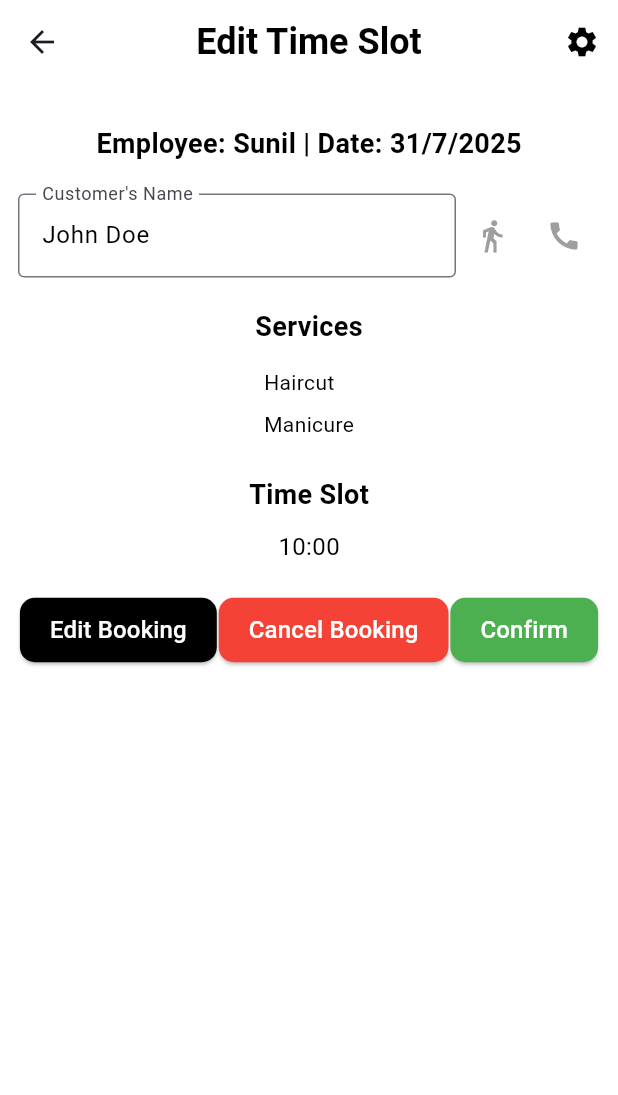
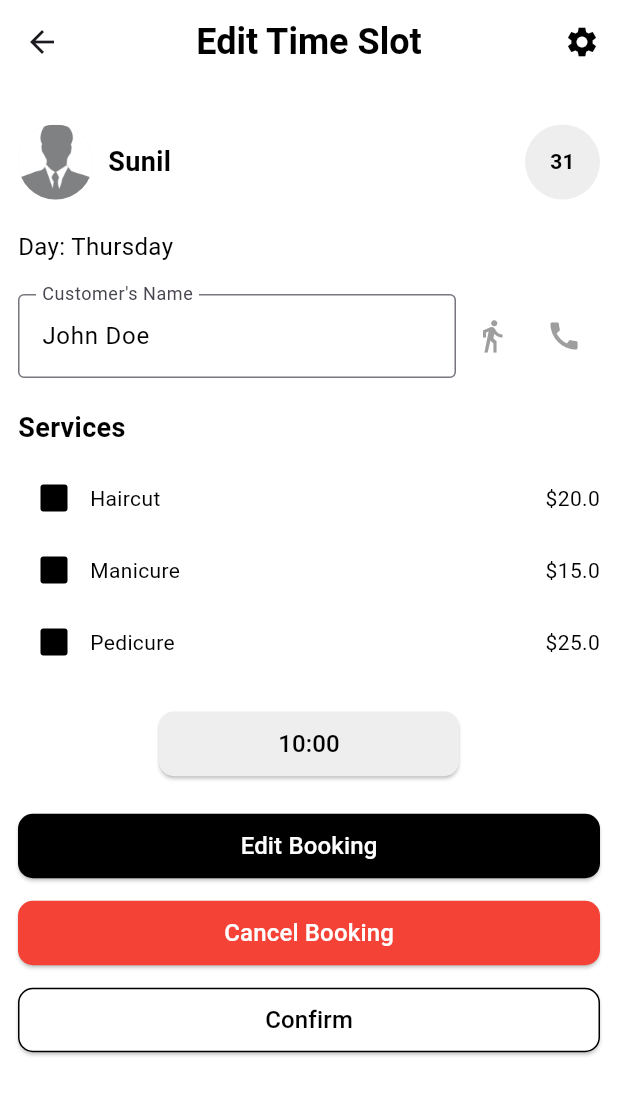
Before and after one commit to jayasinghesasmitha/Vivora-Mobile-app, a Flutter app: the EditSlotScreen screen opened directly, on a phone screen of 412 x 824 dp. Shown: the top 1095 px of the screen. Run offline on Flutter 3.47's test engine with Material 3 defaults, Android fonts, the phone set to English and light mode, and no system bars; our stand-ins replace flutter_dotenv, flutter_map, geolocator, google_fonts, latlong2.

Commit message:
Update edit_slot.dart

```diff
--- a/salon_app/lib/screens/edit_slot.dart
+++ b/salon_app/lib/screens/edit_slot.dart
@@ -10,10 +10,15 @@ class EditSlotScreen extends StatefulWidget {
 }
 
 class _EditSlotScreenState extends State<EditSlotScreen> {
-  final String employee = 'Sunil'; // Mock data, replace with actual data
-  final DateTime date = DateTime.now(); // Mock data, replace with actual data
+  final Map<String, String> employee = {'name': 'Sunil', 'image': 'images/placeholder.png'}; // Mock data
+  final DateTime date = DateTime.now(); // Mock data, current date: 08:56 PM +0530, July 31, 2025
   final TextEditingController _customerNameController = TextEditingController(text: 'John Doe'); // Mock data
-  final Set<String> selectedServices = {'Haircut', 'Manicure'}; // Mock data
+  final Map<String, double> services = {
+    'Haircut': 20.0,
+    'Manicure': 15.0,
+    'Pedicure': 25.0,
+  }; // Mock data with prices
+  final Set<String> selectedServices = {'Haircut', 'Manicure', 'Pedicure'}; // Initially all ticked
   final String selectedTimeSlot = '10:00'; // Mock data
   String? _selectedIcon; // To track selected icon (null, 'traveller', or 'call')
 
@@ -23,6 +28,16 @@ class _EditSlotScreenState extends State<EditSlotScreen> {
         _selectedIcon = null; // Deselect if the same icon is clicked again
       } else {
         _selectedIcon = iconType; // Select the new icon, deselecting the other
+      }
+    });
+  }
+
+  void toggleServiceSelection(String service) {
+    setState(() {
+      if (selectedServices.contains(service)) {
+        selectedServices.remove(service);
+      } else {
+        selectedServices.add(service);
       }
     });
   }
@@ -74,12 +89,41 @@ class _EditSlotScreenState extends State<EditSlotScreen> {
       body: SingleChildScrollView(
         padding: const EdgeInsets.all(12.0),
         child: Column(
-          crossAxisAlignment: CrossAxisAlignment.center,
+          crossAxisAlignment: CrossAxisAlignment.start,
           children: [
             const SizedBox(height: 15),
+            Row(
+              mainAxisAlignment: MainAxisAlignment.spaceBetween,
+              children: [
+                Row(
+                  children: [
+                    CircleAvatar(
+                      radius: 25,
+                      backgroundImage: AssetImage(employee['image']!),
+                      backgroundColor: Colors.grey[200],
+                    ),
+                    const SizedBox(width: 10),
                     Text(
-              'Employee: $employee | Date: ${date.day}/${date.month}/${date.year}',
+                      employee['name']!,
                       style: const TextStyle(color: Colors.black, fontSize: 18, fontWeight: FontWeight.bold),
+                    ),
+                  ],
+                ),
+                CircleAvatar(
+                  radius: 25,
+                  backgroundColor: Colors.grey[200],
+                  child: Text(
+                    '${date.day}',
+                    style: const TextStyle(color: Colors.black, fontSize: 14, fontWeight: FontWeight.bold),
+                    textAlign: TextAlign.center,
+                  ),
+                ),
+              ],
+            ),
+            const SizedBox(height: 20),
+            Text(
+              'Day: ${['Monday', 'Tuesday', 'Wednesday', 'Thursday', 'Friday', 'Saturday', 'Sunday'][date.weekday - 1]}',
+              style: const TextStyle(color: Colors.black, fontSize: 16),
             ),
             const SizedBox(height: 20),
             Row(
@@ -113,53 +157,75 @@ class _EditSlotScreenState extends State<EditSlotScreen> {
             const SizedBox(height: 10),
             Column(
               crossAxisAlignment: CrossAxisAlignment.start,
-              children: selectedServices.map((service) => Padding(
-                    padding: const EdgeInsets.symmetric(vertical: 4.0),
-                    child: Text(service, style: const TextStyle(color: Colors.black, fontSize: 14)),
+              children: services.entries.map((entry) => Row(
+                    mainAxisAlignment: MainAxisAlignment.spaceBetween,
+                    children: [
+                      Row(
+                        children: [
+                          Checkbox(
+                            value: selectedServices.contains(entry.key),
+                            onChanged: (value) => toggleServiceSelection(entry.key),
+                            checkColor: Colors.black,
+                            activeColor: Colors.black,
+                          ),
+                          Text(entry.key, style: const TextStyle(color: Colors.black, fontSize: 14)),
+                        ],
+                      ),
+                      Text('\$${entry.value}', style: const TextStyle(color: Colors.black, fontSize: 14)),
+                    ],
                   )).toList(),
             ),
             const SizedBox(height: 20),
-            const Text(
-              'Time Slot',
-              style: TextStyle(color: Colors.black, fontSize: 18, fontWeight: FontWeight.bold),
+            // Centered section for time slot and buttons
+            Center(
+              child: Column(
+                mainAxisSize: MainAxisSize.min, // Minimize height to center content
+                children: [
+                  ElevatedButton(
+                    onPressed: () {},
+                    child: Text(selectedTimeSlot, style: const TextStyle(color: Colors.black, fontSize: 16)),
+                    style: ElevatedButton.styleFrom(
+                      backgroundColor: Colors.grey[200],
+                      padding: const EdgeInsets.symmetric(vertical: 10),
+                      minimumSize: const Size(200, 0), // Increased width to 200
+                      shape: RoundedRectangleBorder(borderRadius: BorderRadius.circular(10)),
                     ),
-            const SizedBox(height: 10),
-            Text(
-              selectedTimeSlot,
-              style: const TextStyle(color: Colors.black, fontSize: 16),
                   ),
                   const SizedBox(height: 20),
-            Row(
-              mainAxisAlignment: MainAxisAlignment.spaceEvenly,
-              children: [
                   ElevatedButton(
                     onPressed: editBooking,
                     child: const Text('Edit Booking', style: TextStyle(color: Colors.white, fontSize: 16)),
                     style: ElevatedButton.styleFrom(
                       backgroundColor: Colors.black,
-                    padding: const EdgeInsets.symmetric(vertical: 10, horizontal: 20),
+                      padding: const EdgeInsets.symmetric(vertical: 10),
+                      minimumSize: const Size(400, 0), // Increased width to 200
                       shape: RoundedRectangleBorder(borderRadius: BorderRadius.circular(10)),
                     ),
                   ),
+                  const SizedBox(height: 10),
                   ElevatedButton(
                     onPressed: cancelBooking,
                     child: const Text('Cancel Booking', style: TextStyle(color: Colors.white, fontSize: 16)),
                     style: ElevatedButton.styleFrom(
                       backgroundColor: Colors.red,
-                    padding: const EdgeInsets.symmetric(vertical: 10, horizontal: 20),
+                      padding: const EdgeInsets.symmetric(vertical: 10),
+                      minimumSize: const Size(400, 0), // Increased width to 200
                       shape: RoundedRectangleBorder(borderRadius: BorderRadius.circular(10)),
                     ),
                   ),
+                  const SizedBox(height: 10),
                   ElevatedButton(
                     onPressed: confirmBooking,
-                  child: const Text('Confirm', style: TextStyle(color: Colors.white, fontSize: 16)),
+                    child: const Text('Confirm', style: TextStyle(color: Colors.black, fontSize: 16)),
                     style: ElevatedButton.styleFrom(
-                    backgroundColor: Colors.green,
-                    padding: const EdgeInsets.symmetric(vertical: 10, horizontal: 20),
-                    shape: RoundedRectangleBorder(borderRadius: BorderRadius.circular(10)),
+                      backgroundColor: Colors.white,
+                      padding: const EdgeInsets.symmetric(vertical: 10),
+                      minimumSize: const Size(400, 0), // Increased width to 200
+                      shape: RoundedRectangleBorder(borderRadius: BorderRadius.circular(10), side: const BorderSide(color: Colors.black)),
                     ),
                   ),
                 ],
+              ),
             ),
           ],
         ),
```
Lines whose indentation alone changed are shown as unchanged.
